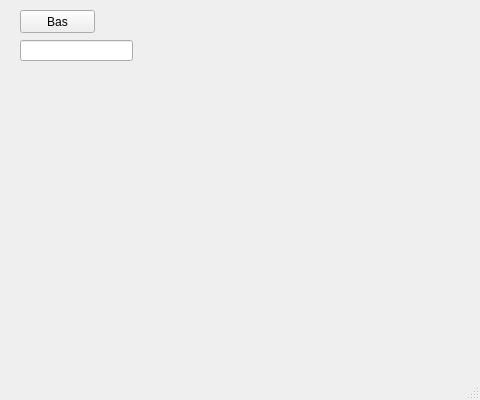
ibrahimediz/Python10DesktopProje, file ilkUI.ui: the form before one commit.
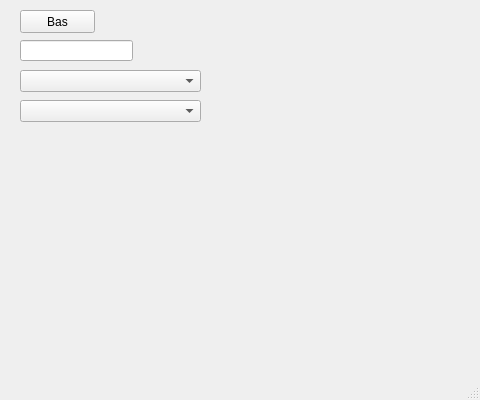
The form after the commit.

The edit to the form file:
```diff
--- a/ilkUI.ui
+++ b/ilkUI.ui
@@ -56,6 +56,26 @@
      <enum>QLineEdit::Password</enum>
     </property>
    </widget>
+   <widget class="QComboBox" name="cmbOdaTip">
+    <property name="geometry">
+     <rect>
+      <x>20</x>
+      <y>70</y>
+      <width>181</width>
+      <height>22</height>
+     </rect>
+    </property>
+   </widget>
+   <widget class="QComboBox" name="cmbCinsiyet">
+    <property name="geometry">
+     <rect>
+      <x>20</x>
+      <y>100</y>
+      <width>181</width>
+      <height>22</height>
+     </rect>
+    </property>
+   </widget>
   </widget>
   <widget class="QMenuBar" name="menubar">
    <property name="geometry">
```
